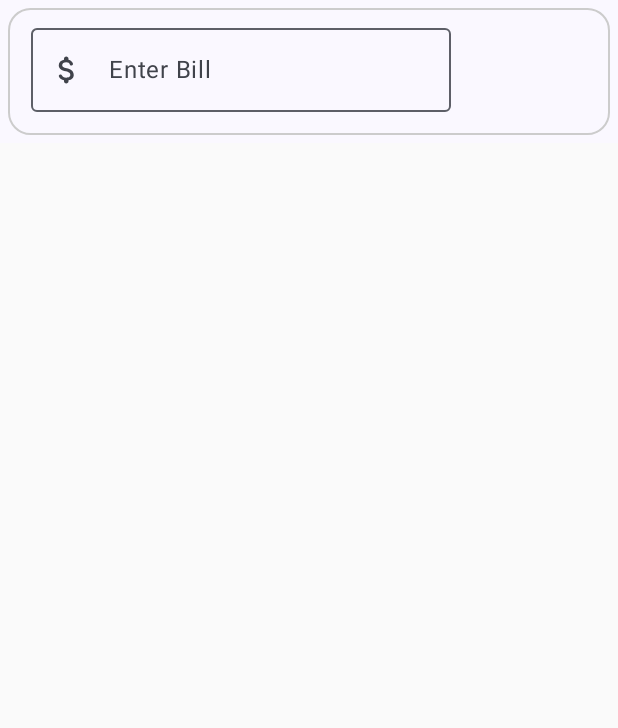
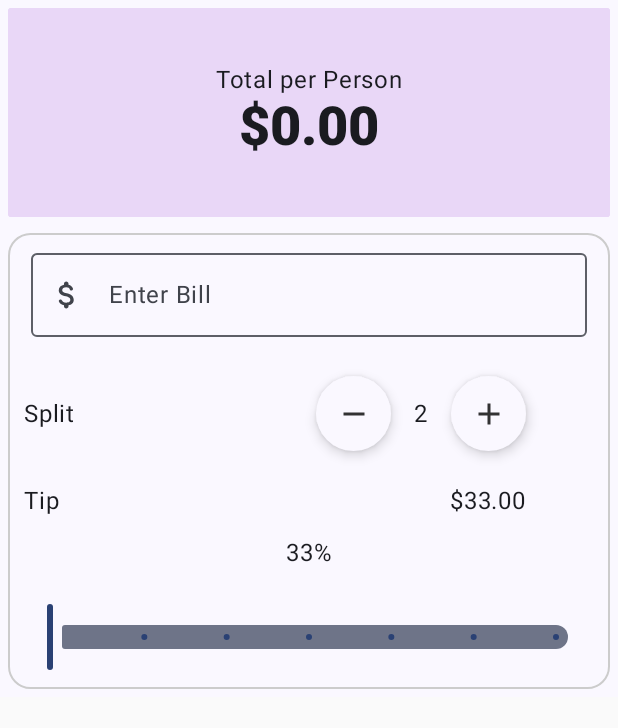
Before and after one commit to JohnYCLam/TipCalculator, an Android app built with Jetpack Compose: the screen it shows after launch (MainActivity), on a phone screen of 412 x 824 dp. Shown: the top 728 px of the screen. Run offline under Robolectric (Android 15) with nearby library versions, the phone set to English and light mode, and no system bars.

```diff
--- a/app/src/main/java/com/example/tipcalculator/MainActivity.kt
+++ b/app/src/main/java/com/example/tipcalculator/MainActivity.kt
@@ -15,6 +15,7 @@ import androidx.compose.foundation.layout.fillMaxSize
 import androidx.compose.foundation.layout.fillMaxWidth
 import androidx.compose.foundation.layout.height
 import androidx.compose.foundation.layout.padding
+import androidx.compose.foundation.layout.width
 import androidx.compose.foundation.shape.CircleShape
 import androidx.compose.foundation.shape.CornerSize
 import androidx.compose.foundation.shape.RoundedCornerShape
@@ -24,6 +25,7 @@ import androidx.compose.material.icons.filled.Add
 import androidx.compose.material.icons.filled.Remove
 import androidx.compose.material3.MaterialTheme
 import androidx.compose.material3.Scaffold
+import androidx.compose.material3.Slider
 import androidx.compose.material3.Surface
 import androidx.compose.material3.Text
 import androidx.compose.runtime.Composable
@@ -67,7 +69,8 @@ fun TopHeader(totalPerPerson: Double = 0.0) {
             .fillMaxWidth()
             .height(150.dp)
             //.clip(shape = RoundedCornerShape(corner = CornerSize(15.dp)))
-            .clip(shape = CircleShape.copy(all = CornerSize(15.dp))),
+            .clip(shape = CircleShape.copy(all = CornerSize(20.dp)))
+            .padding(5.dp),
         color = Color(0xFFE9D7F7)
     ) {
         Column(
@@ -91,8 +94,12 @@ fun TopHeader(totalPerPerson: Double = 0.0) {
 @Preview
 @Composable
 fun MainContent() {
-    BillForm() { billAmt ->
-        Log.d("AMT", "Amount: $billAmt")
+
+    Column {
+        TopHeader()
+        BillForm() { billAmt ->
+            Log.d("AMT", "Amount: $billAmt")
+        }
     }
 }
 
@@ -101,6 +108,8 @@ fun BillForm(modifier: Modifier = Modifier, onValChange: (String) -> Unit = {})
     val totalBillState = remember { mutableStateOf("") }
     val validState = remember(totalBillState.value) { totalBillState.value.trim().isNotEmpty() }
     val keyboardController = LocalSoftwareKeyboardController.current
+    val sliderPositionState = remember { mutableStateOf(0f) }
+
     Surface(
         modifier = Modifier
             .padding(5.dp)
@@ -125,20 +134,38 @@ fun BillForm(modifier: Modifier = Modifier, onValChange: (String) -> Unit = {})
                 }
             )
 
-            if (validState) {
+//            if (validState) {
                 Row(modifier = Modifier.padding(5.dp), horizontalArrangement = Arrangement.Start, verticalAlignment = Alignment.CenterVertically) {
                     Text("Split", modifier = Modifier.align(alignment = Alignment.CenterVertically))
-                    Spacer(modifier = Modifier.padding(50.dp))
+                    Spacer(modifier = Modifier.width(150.dp))
                     Row(modifier = Modifier.padding(5.dp), horizontalArrangement = Arrangement.End) {
                         RoundIconButton(imageVector = Icons.Default.Remove, onClick = {})
-
+                        Text("2", modifier = Modifier.align(Alignment.CenterVertically).padding(start = 10.dp, end = 10.dp))
                         RoundIconButton(imageVector = Icons.Default.Add, onClick = {})
 
                     }
                 }
-            } else {
-                Box() {}
-            }
+
+                //Tip Row
+                Row(modifier = Modifier.padding(5.dp), horizontalArrangement = Arrangement.Start, verticalAlignment = Alignment.CenterVertically) {
+                    Text("Tip", modifier = Modifier.align(alignment = Alignment.CenterVertically))
+                    Spacer(modifier = Modifier.width(260.dp))
+                    Text("$33.00", modifier = Modifier.align(alignment = Alignment.CenterVertically))
+                }
+
+                //Slider
+                Column(modifier = Modifier.padding(5.dp), verticalArrangement = Arrangement.Center, horizontalAlignment = Alignment.CenterHorizontally) {
+                    Text("33%")
+                    Spacer(modifier = Modifier.height(20.dp))
+                    Slider(value = sliderPositionState.value, onValueChange = {newVal ->
+                        sliderPositionState.value = newVal
+                        Log.d("Slider", "Bill Form: $newVal")},
+                        modifier = Modifier.padding(start = 15.dp, end = 15.dp),
+                        steps = 5)
+                }
+//            } else {
+//                Box() {}
+//            }
 
         }
     }
--- a/app/src/main/java/com/example/tipcalculator/components/Components.kt
+++ b/app/src/main/java/com/example/tipcalculator/components/Components.kt
@@ -1,5 +1,6 @@
 package com.example.tipcalculator.components
 
+import androidx.compose.foundation.layout.fillMaxWidth
 import androidx.compose.foundation.layout.padding
 import androidx.compose.foundation.text.KeyboardActions
 import androidx.compose.foundation.text.KeyboardOptions
@@ -46,7 +47,7 @@ fun InputField(
         enabled = enabled,
         keyboardOptions = KeyboardOptions(keyboardType = keyboardType, imeAction = imeAction),
         keyboardActions = onAction,
-        modifier = modifier.padding(start = 10.dp, end = 10.dp, bottom = 10.dp)
+        modifier = modifier.padding(start = 10.dp, end = 10.dp, bottom = 10.dp).fillMaxWidth()
     )
 
 }
```
